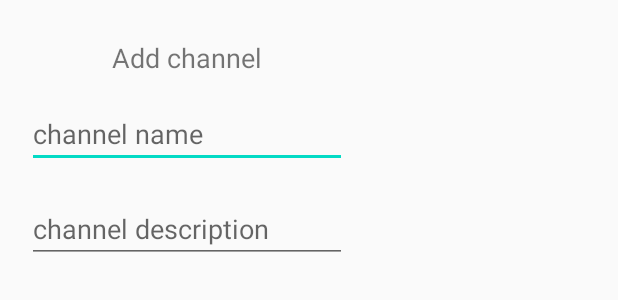
After one commit to isanchezp/Smack, an Android app: the layout add_channel_dialog.xml on its own in the app's theme, with its tools: preview values and no code run, on a phone screen of 412 x 824 dp. The commit adds this screen. Shown: the top 300 px of the screen. Run offline under Robolectric (Android 15) with nearby library versions, the phone set to English and light mode, and no system bars.

Commit message:
add channel dialog implementation

```diff
--- /dev/null
+++ b/app/src/main/res/layout/add_channel_dialog.xml
@@ -0,0 +1,41 @@
+<?xml version="1.0" encoding="utf-8"?>
+<LinearLayout xmlns:android="http://schemas.android.com/apk/res/android"
+    android:layout_width="wrap_content"
+    android:orientation="vertical"
+    android:layout_height="wrap_content">
+
+    <TextView
+        android:id="@+id/textView4"
+        android:layout_width="match_parent"
+        android:layout_height="wrap_content"
+        android:layout_marginTop="26dp"
+        android:layout_marginBottom="16dp"
+        android:gravity="center"
+        android:text="Add channel"
+        android:textSize="18sp" />
+
+    <EditText
+        android:id="@+id/et_add_channel_name"
+        android:layout_width="match_parent"
+        android:layout_height="wrap_content"
+        android:layout_marginStart="18dp"
+        android:layout_marginEnd="18dp"
+        android:layout_marginBottom="18dp"
+        android:ems="10"
+        android:hint="channel name"
+        android:inputType="textPersonName"
+        android:textColor="#FFFFFF"
+        android:textColorHighlight="@android:color/darker_gray" />
+
+    <EditText
+        android:id="@+id/et_channel_description"
+        android:layout_width="match_parent"
+        android:layout_height="wrap_content"
+        android:layout_marginStart="18dp"
+        android:layout_marginEnd="18dp"
+        android:layout_marginBottom="18dp"
+        android:ems="10"
+        android:hint="channel description"
+        android:inputType="textPersonName"
+        android:textColor="@android:color/darker_gray" />
+</LinearLayout>
```
Also changed, not shown: app/src/main/java/com/ivan/smack/controller/LoginActivity.kt (+2 -12 lines), app/src/main/java/com/ivan/smack/controller/MainActivity.kt (+23 -1 lines), app/src/main/java/com/ivan/smack/utils/Utils.kt (added, +12 -0 lines).
